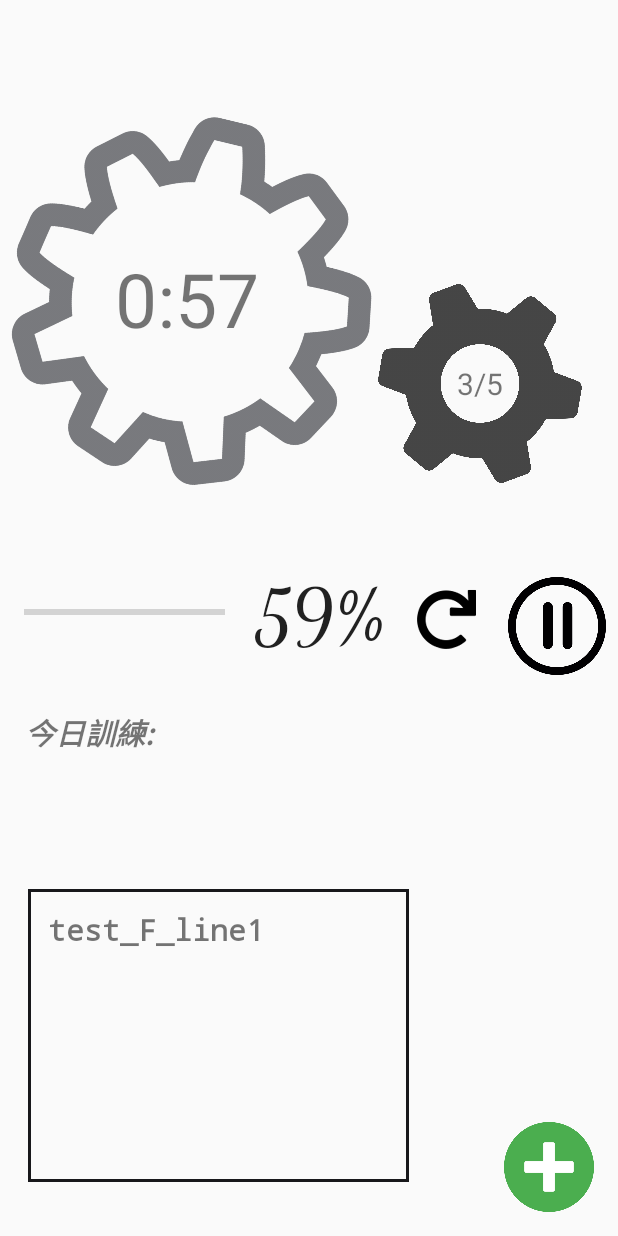
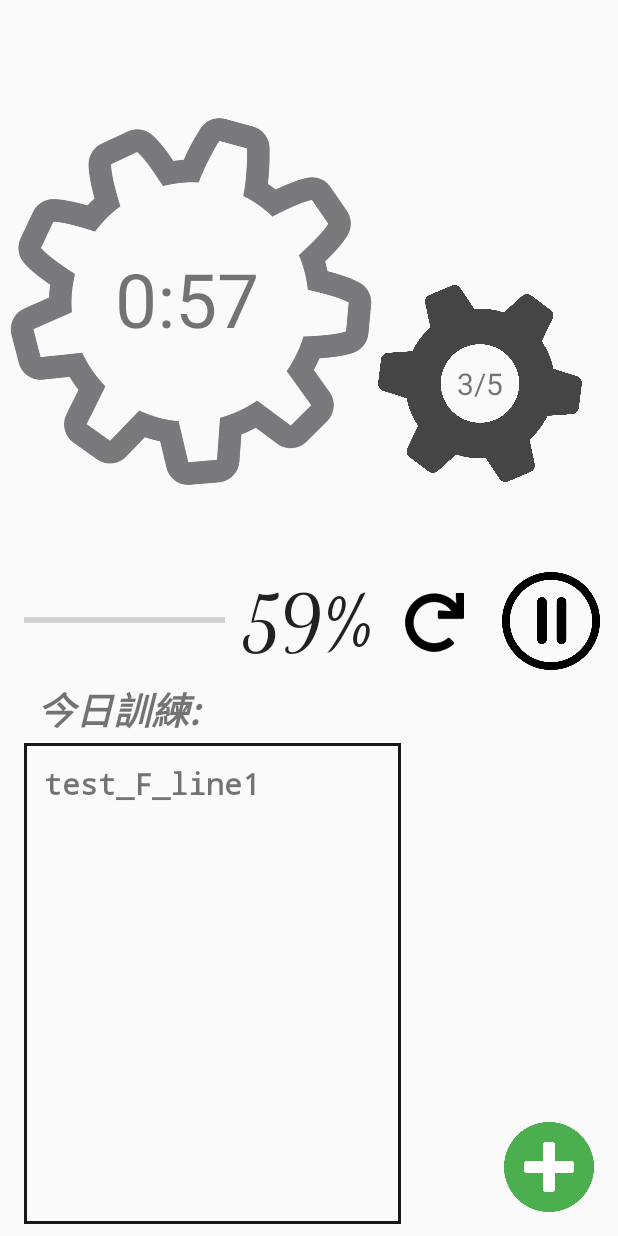
Before and after one commit to iamsad5566/traing_helper, an Android app: the screen it shows after launch (MainActivity), after a tap on an icon or button, on a phone screen of 412 x 824 dp. Run offline under Robolectric (Android 15) with nearby library versions, the phone set to English and light mode, and no system bars; our stand-ins replace navigation-ui.

Commit message:
feat: revise the flow control

```diff
--- a/app/src/main/java/com/training_helper/FirstFragment.kt
+++ b/app/src/main/java/com/training_helper/FirstFragment.kt
@@ -48,12 +48,13 @@ class FirstFragment : Fragment(), IOBackPressed {
         super.onViewCreated(view, savedInstanceState)
 
         val button: ImageView = view.findViewById<ImageView>(R.id.playButton)
-        var timeGear: ImageView = view.findViewById<ImageView>(R.id.timeGear)
-        var setGear: ImageView = view.findViewById<ImageView>(R.id.setGear)
-        var restTime: TextView = view.findViewById(R.id.restTime)
-        var counter: Long = 60000
+        val resetButton: ImageView = view.findViewById<ImageView>(R.id.reset)
+        val timeGear: ImageView = view.findViewById<ImageView>(R.id.timeGear)
+        val setGear: ImageView = view.findViewById<ImageView>(R.id.setGear)
+        val restTime: TextView = view.findViewById(R.id.restTime)
+        val counter: Long = 60000
 
-        buttonAnimation.buttonEffect(button, timeGear, setGear, restTime, counter)
+        buttonAnimation.buttonEffect(button, resetButton, timeGear, setGear, restTime, counter)
 
         val listContainer: LinearLayout = view.findViewById<LinearLayout>(R.id.setContainer)
         val textView: TextView = TextView(view.context)
--- a/app/src/main/java/com/training_helper/model/ButtonAnimation.kt
+++ b/app/src/main/java/com/training_helper/model/ButtonAnimation.kt
@@ -1,23 +1,26 @@
 package com.training_helper.model
 
-import android.annotation.SuppressLint
 import android.os.CountDownTimer
-import android.util.Log
 import android.view.View
 import android.widget.TextView
 import com.training_helper.R
+import kotlinx.coroutines.*
 
 class ButtonAnimation() {
     var turning: Boolean = false
 
-    fun buttonEffect(button: View, timeGear: View, setGear: View, restTime: TextView, counter: Long) {
+    fun buttonEffect(
+        button: View,
+        resetButton: View,
+        timeGear: View,
+        setGear: View,
+        restTime: TextView,
+        counter: Long
+    ) {
         var cpCounter: Long = counter
-        var timeGearTurning = object : CountDownTimer(counter, 10) {
+        val timeGearTurning = object : CountDownTimer(counter, 10) {
             override fun onTick(millisUntilFinished: Long) {
                 timeGear.rotation += 0.3f
-                if (cpCounter == 0L) {
-                    this.cancel()
-                }
             }
 
             override fun onFinish() {
@@ -25,12 +28,9 @@ class ButtonAnimation() {
             }
         }
 
-        var setGearTurning = object : CountDownTimer(counter, 10) {
+        val setGearTurning = object : CountDownTimer(counter, 10) {
             override fun onTick(millisUntilFinished: Long) {
                 setGear.rotation -= 0.45f
-                if (cpCounter == 0L) {
-                    this.cancel()
-                }
             }
 
             override fun onFinish() {
@@ -38,37 +38,40 @@ class ButtonAnimation() {
             }
         }
 
-        var setRestTime = object : CountDownTimer(cpCounter, 1000) {
-            @SuppressLint("SetTextI18n")
+        val setRestTime = object : CountDownTimer(cpCounter, 1000) {
             override fun onTick(p0: Long) {
                 cpCounter -= 1000
+
+                restTime.text = buildString {
+                    append("0:")
+                    append(if (cpCounter / 1000 >= 10) cpCounter / 1000 else "0" + (cpCounter / 1000).toString())
+                }
+
                 if (cpCounter == 0L) {
-                    button.setBackgroundResource(R.drawable.play)
-                    this.cancel()
+                    this.onFinish()
                 }
-                restTime.text =
-                    "0:${if (cpCounter / 1000 >= 10) cpCounter / 1000 else "0" + (cpCounter / 1000).toString()}"
             }
 
             override fun onFinish() {
+                button.setBackgroundResource(R.drawable.play)
+                setGearTurning.onFinish()
+                timeGearTurning.onFinish()
+                cpCounter = counter
+                turning = false
+
+                restTime.text = buildString {
+                    append("0:")
+                    append(cpCounter / 1000)
+                }
             }
         }
 
 
         button.setOnClickListener {
             turning = !turning
-            val timer = object : CountDownTimer(200, 10) {
-                override fun onTick(millisUntilFinished: Long) {
-                    it.scaleX += 0.01f
-                    it.scaleY += 0.01f
-                }
 
-                override fun onFinish() {
-                    it.scaleY = 1f
-                    it.scaleX = 1f
-                }
-            }
-            timer.start()
+            val playButtonReact: Job = buttonAnimate(button)
+            playButtonReact.start()
 
             if (turning) {
                 it.setBackgroundResource(R.drawable.pause)
@@ -82,5 +85,28 @@ class ButtonAnimation() {
                 setRestTime.cancel()
             }
         }
+
+        resetButton.setOnClickListener {
+            val resetButtonReact: Job = buttonAnimate(resetButton)
+            resetButtonReact.start()
+            cpCounter = counter
+            restTime.text = buildString {
+                append("0:")
+                append(cpCounter / 1000)
+            }
+        }
+    }
+
+    fun buttonAnimate(button: View): Job {
+        val job: Job = GlobalScope.launch(Dispatchers.Main) {
+            for (i in 0 until 20) {
+                button.scaleX += 0.01f
+                button.scaleY += 0.01f
+                delay(10)
+            }
+            button.scaleX = 1f
+            button.scaleY = 1f
+        }
+        return job
     }
 }
--- a/app/src/main/res/layout/fragment_first.xml
+++ b/app/src/main/res/layout/fragment_first.xml
@@ -45,22 +45,21 @@
     <TextView
             android:text="今日訓練: "
             android:textStyle="bold|italic"
-            android:textSize="20dp"
+            android:textSize="25dp"
             android:gravity="center"
-            android:layout_width="90dp"
-            android:layout_height="26dp" android:id="@+id/dailyTraining"
+            android:layout_width="136dp"
+            android:layout_height="34dp" android:id="@+id/dailyTraining"
             app:layout_constraintStart_toStartOf="parent"
             app:layout_constraintEnd_toEndOf="parent" app:layout_constraintHorizontal_bias="0.049"
-            app:layout_constraintTop_toBottomOf="@+id/textView" android:layout_marginTop="32dp"/>
+            app:layout_constraintTop_toBottomOf="@+id/progressBar" android:layout_marginTop="20dp"/>
     <ScrollView
-            android:layout_width="254dp"
-            android:layout_height="195dp" android:id="@+id/dailySet"
+            android:layout_width="251dp"
+            android:layout_height="0dp" android:id="@+id/dailySet"
             android:background="@drawable/border"
             app:layout_constraintBottom_toBottomOf="parent" app:layout_constraintStart_toStartOf="parent"
-            app:layout_constraintEnd_toEndOf="parent" app:layout_constraintHorizontal_bias="0.118"
-            android:layout_marginBottom="36dp" app:layout_constraintTop_toBottomOf="@+id/dailyTraining"
-            app:layout_constraintVertical_bias="1.0" android:layout_marginTop="8dp"
-            tools:ignore="SpeakableTextPresentCheck">
+            app:layout_constraintEnd_toEndOf="parent" app:layout_constraintHorizontal_bias="0.101"
+            tools:ignore="SpeakableTextPresentCheck" app:layout_constraintTop_toBottomOf="@+id/dailyTraining"
+            app:layout_constraintVertical_bias="0.0" android:layout_marginTop="8dp" android:layout_marginBottom="8dp">
         <LinearLayout
                 android:orientation="vertical"
                 android:layout_width="match_parent"
@@ -76,7 +75,7 @@
             app:layout_constraintEnd_toEndOf="parent" app:layout_constraintBottom_toTopOf="@+id/dailySet"
             tools:ignore="SpeakableTextPresentCheck"
             app:layout_constraintVertical_bias="0.035"
-            app:layout_constraintStart_toEndOf="@+id/imageButton" app:layout_constraintHorizontal_bias="0.523"/>
+            app:layout_constraintStart_toEndOf="@+id/reset" app:layout_constraintHorizontal_bias="0.523"/>
     <ImageButton
             android:background="@drawable/plus"
             android:layout_width="60dp"
@@ -92,19 +91,19 @@
             android:layout_height="wrap_content" android:id="@+id/textView"
             android:textAppearance="@style/TextAppearance.AppCompat.Large"
             app:layout_constraintTop_toBottomOf="@+id/timeGear" app:layout_constraintStart_toEndOf="@+id/progressBar"
-            android:layout_marginStart="20dp"/>
+            android:layout_marginStart="12dp" android:layout_marginTop="4dp"/>
     <ProgressBar
             style="?android:attr/progressBarStyleHorizontal"
             android:layout_width="134dp"
-            android:layout_height="54dp"
+            android:layout_height="40dp"
             android:id="@+id/progressBar"
             app:layout_constraintTop_toBottomOf="@+id/timeGear" app:layout_constraintStart_toStartOf="parent"
-            android:layout_marginStart="16dp"/>
+            android:layout_marginStart="16dp" android:layout_marginTop="12dp"/>
     <ImageButton
             android:background="@drawable/reset"
             android:layout_width="65dp"
-            android:layout_height="65dp" android:id="@+id/imageButton"
+            android:layout_height="65dp" android:id="@+id/reset"
             app:layout_constraintStart_toEndOf="@+id/textView" android:layout_marginStart="8dp"
-            app:layout_constraintTop_toBottomOf="@+id/timeGear"/>
+            app:layout_constraintTop_toBottomOf="@+id/timeGear" android:layout_marginTop="2dp"/>
 
 </androidx.constraintlayout.widget.ConstraintLayout>
```
